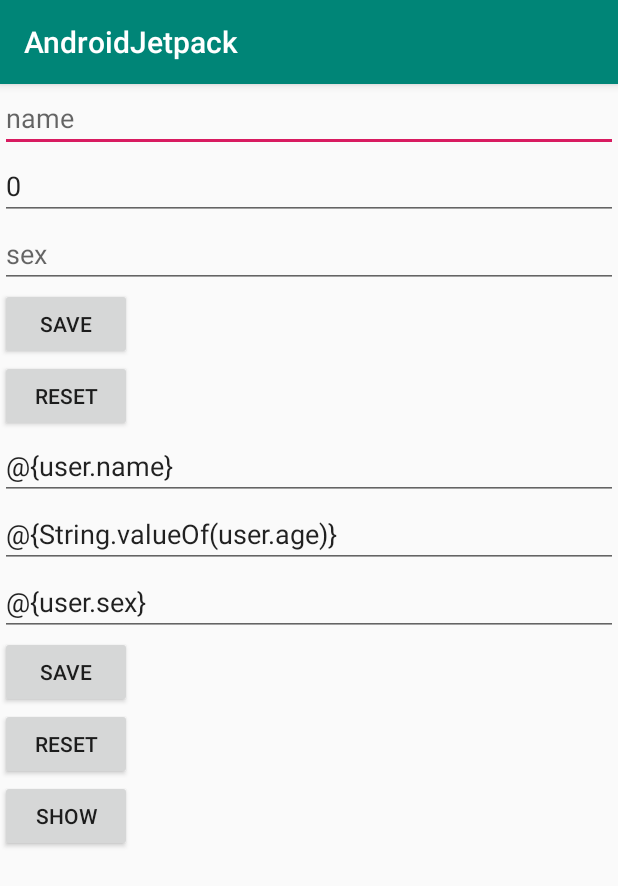
After one commit to huangyuanlove/JetpackSimple, an Android app: the ViewModelActivity screen opened directly, with no data from a screen before it, on a phone screen of 412 x 824 dp. The commit adds this screen. Shown: the top 886 px of the screen. Run offline under Robolectric (Android 15) with nearby library versions, the phone set to English and light mode, and no system bars; our stand-ins replace data binding.

```diff
--- a/app/build.gradle
+++ b/app/build.gradle
@@ -36,6 +36,8 @@ dependencies {
     implementation "androidx.room:room-runtime:2.1.0-beta01"
     annotationProcessor "androidx.room:room-compiler:2.1.0-beta01"
     androidTestImplementation "androidx.room:room-testing:2.1.0-beta01"
+    implementation 'androidx.lifecycle:lifecycle-extensions:2.0.0'
+    implementation "androidx.work:work-runtime:2.1.0-alpha02"
 
 
 }
--- a/app/src/main/AndroidManifest.xml
+++ b/app/src/main/AndroidManifest.xml
@@ -9,7 +9,9 @@
         android:roundIcon="@mipmap/ic_launcher_round"
         android:supportsRtl="true"
         android:theme="@style/AppTheme">
-        <activity android:name=".architecture.room.RoomActivity"></activity>
+        <activity android:name=".architecture.workmanager.WorkManagerActivity"></activity>
+        <activity android:name=".architecture.viewmodel.ViewModelActivity" />
+        <activity android:name=".architecture.room.RoomActivity" />
         <activity android:name=".architecture.navigation.NavigationActivity" />
         <activity android:name=".architecture.livedata.LiveDataActivity" />
         <activity android:name=".architecture.lifecycles.LifecycleObserverActivity" />
--- /dev/null
+++ b/app/src/main/java/com/huangyuanlove/androidjetpack/architecture/viewmodel/UserViewModel.java
@@ -0,0 +1,42 @@
+package com.huangyuanlove.androidjetpack.architecture.viewmodel;
+
+
+import android.app.Application;
+
+import androidx.annotation.NonNull;
+import androidx.lifecycle.AndroidViewModel;
+
+public class UserViewModel extends AndroidViewModel {
+    public UserViewModel(@NonNull Application application) {
+        super(application);
+    }
+
+    private String name;
+    private int age;
+    private String sex;
+
+
+    public String getName() {
+        return name;
+    }
+
+    public void setName(String name) {
+        this.name = name;
+    }
+
+    public int getAge() {
+        return age;
+    }
+
+    public void setAge(int age) {
+        this.age = age;
+    }
+
+    public String getSex() {
+        return sex;
+    }
+
+    public void setSex(String sex) {
+        this.sex = sex;
+    }
+}
--- /dev/null
+++ b/app/src/main/java/com/huangyuanlove/androidjetpack/architecture/viewmodel/ViewModelActivity.java
@@ -0,0 +1,86 @@
+package com.huangyuanlove.androidjetpack.architecture.viewmodel;
+
+import androidx.appcompat.app.AppCompatActivity;
+import androidx.databinding.DataBindingUtil;
+import androidx.fragment.app.Fragment;
+import androidx.fragment.app.FragmentManager;
+import androidx.fragment.app.FragmentPagerAdapter;
+import androidx.lifecycle.ViewModelProvider;
+import androidx.lifecycle.ViewModelProviders;
+import androidx.viewpager.widget.PagerAdapter;
+
+import android.os.Bundle;
+import android.view.View;
+import android.view.ViewGroup;
+
+import com.huangyuanlove.androidjetpack.R;
+import com.huangyuanlove.androidjetpack.architecture.navigation.FragmentA;
+import com.huangyuanlove.androidjetpack.architecture.navigation.FragmentB;
+import com.huangyuanlove.androidjetpack.databinding.ActivityViewModelBinding;
+
+import java.util.ArrayList;
+import java.util.List;
+
+public class ViewModelActivity extends AppCompatActivity {
+
+    ActivityViewModelBinding binding;
+    private UserViewModel userViewModel;
+    @Override
+    protected void onCreate(Bundle savedInstanceState) {
+        super.onCreate(savedInstanceState);
+        binding = DataBindingUtil.setContentView(this,R.layout.activity_view_model);
+        userViewModel = ViewModelProviders.of(this).get(UserViewModel.class);
+
+
+        binding.save.setOnClickListener(new View.OnClickListener() {
+            @Override
+            public void onClick(View v) {
+                userViewModel.setSex(binding.sex.getText().toString());
+                userViewModel.setName(binding.name.getText().toString());
+                userViewModel.setAge(Integer.valueOf(binding.age.getText().toString()));
+            }
+        });
+
+        binding.reset.setOnClickListener(new View.OnClickListener() {
+            @Override
+            public void onClick(View v) {
+                userViewModel.setAge(11);
+                userViewModel.setName("aa");
+                userViewModel.setSex("M");
+                binding.setUser(userViewModel);
+            }
+        });
+        binding.setUser(userViewModel);
+
+        ArrayList<Fragment> pages = new ArrayList<>();
+        pages.add(new ViewModelFragmentA());
+        pages.add(new ViewModelFragmentB());
+        PagerAdapter adapter=new ViewAdapter(getSupportFragmentManager(), pages);
+       binding.viewPager.setAdapter(adapter);
+
+    }
+
+    class ViewAdapter extends FragmentPagerAdapter {
+
+
+
+        private ArrayList<Fragment> list;
+        public ViewAdapter(FragmentManager fm,ArrayList<Fragment> list) {
+            super(fm);
+            this.list=list;
+        }
+
+        @Override
+        public Fragment getItem(int arg0) {
+            return list.get(arg0);
+        }
+
+        @Override
+        public int getCount() {
+            return list.size();
+        }
+
+
+
+    }
+}
--- /dev/null
+++ b/app/src/main/java/com/huangyuanlove/androidjetpack/architecture/viewmodel/ViewModelFragmentA.java
@@ -0,0 +1,79 @@
+package com.huangyuanlove.androidjetpack.architecture.viewmodel;
+
+import android.os.Bundle;
+import android.view.LayoutInflater;
+import android.view.View;
+import android.view.ViewGroup;
+import android.widget.EditText;
+
+import androidx.annotation.Nullable;
+import androidx.fragment.app.Fragment;
+import androidx.lifecycle.ViewModelProvider;
+import androidx.lifecycle.ViewModelProviders;
+
+import com.huangyuanlove.androidjetpack.R;
+
+
+public class ViewModelFragmentA extends Fragment implements View.OnClickListener {
+
+    private EditText name;
+    private EditText age;
+    private EditText sex;
+
+    private UserViewModel user;
+
+    public ViewModelFragmentA() {
+        // Required empty public constructor
+    }
+
+    @Override
+    public void onCreate(@Nullable Bundle savedInstanceState) {
+        super.onCreate(savedInstanceState);
+
+        user = ViewModelProviders.of(getActivity()).get(UserViewModel.class);
+    }
+
+    @Override
+    public View onCreateView(LayoutInflater inflater, ViewGroup container,
+                             Bundle savedInstanceState) {
+        // Inflate the layout for this fragment
+        View view = inflater.inflate(R.layout.fragment_view_model, container, false);
+        name = view.findViewById(R.id.name);
+        age = view.findViewById(R.id.age);
+        sex = view.findViewById(R.id.sex);
+
+        view.findViewById(R.id.save).setOnClickListener(this);
+        view.findViewById(R.id.reset).setOnClickListener(this);
+        view.findViewById(R.id.show).setOnClickListener(this);
+
+
+        return view;
+    }
+
+
+    private void show(){
+        sex.setText(user.getSex());
+        age.setText(String.valueOf(user.getAge()));
+        name.setText(user.getName());
+    }
+
+    @Override
+    public void onClick(View v) {
+        switch (v.getId()) {
+            case R.id.save:
+                user.setSex(sex.getText().toString());
+                user.setName(name.getText().toString());
+                user.setAge(Integer.valueOf(age.getText().toString()));
+                break;
+            case R.id.reset:
+                user.setAge(11);
+                user.setName("aa");
+                user.setSex("M");
+                break;
+            case R.id.show:
+                show();
+                break;
+        }
+
+    }
+}
--- /dev/null
+++ b/app/src/main/java/com/huangyuanlove/androidjetpack/architecture/viewmodel/ViewModelFragmentB.java
@@ -0,0 +1,75 @@
+package com.huangyuanlove.androidjetpack.architecture.viewmodel;
+
+import android.os.Bundle;
+import android.view.LayoutInflater;
+import android.view.View;
+import android.view.ViewGroup;
+import android.widget.EditText;
+
+import androidx.annotation.Nullable;
+import androidx.fragment.app.Fragment;
+import androidx.lifecycle.ViewModelProviders;
+
+import com.huangyuanlove.androidjetpack.R;
+
+
+public class ViewModelFragmentB extends Fragment implements View.OnClickListener {
+    private EditText name;
+    private EditText age;
+    private EditText sex;
+
+    private UserViewModel user;
+
+    public ViewModelFragmentB() {
+        // Required empty public constructor
+    }
+    @Override
+    public void onCreate(@Nullable Bundle savedInstanceState) {
+        super.onCreate(savedInstanceState);
+
+        user = ViewModelProviders.of(getActivity()).get(UserViewModel.class);
+    }
+
+
+    @Override
+    public View onCreateView(LayoutInflater inflater, ViewGroup container,
+                             Bundle savedInstanceState) {
+        // Inflate the layout for this fragment
+        View view = inflater.inflate(R.layout.fragment_view_model_fragment_b, container, false);
+        name = view.findViewById(R.id.name);
+        age = view.findViewById(R.id.age);
+        sex = view.findViewById(R.id.sex);
+
+        view.findViewById(R.id.save).setOnClickListener(this);
+        view.findViewById(R.id.reset).setOnClickListener(this);
+        view.findViewById(R.id.show).setOnClickListener(this);
+        return view;
+    }
+
+
+    private void show(){
+        sex.setText(user.getSex());
+        age.setText(String.valueOf(user.getAge()));
+        name.setText(user.getName());
+    }
+
+    @Override
+    public void onClick(View v) {
+        switch (v.getId()) {
+            case R.id.save:
+                user.setSex(sex.getText().toString());
+                user.setName(name.getText().toString());
+                user.setAge(Integer.valueOf(age.getText().toString()));
+                break;
+            case R.id.reset:
+                user.setAge(11);
+                user.setName("aa");
+                user.setSex("M");
+                break;
+            case R.id.show:
+                show();
+                break;
+        }
+
+    }
+}
--- /dev/null
+++ b/app/src/main/res/layout/activity_view_model.xml
@@ -0,0 +1,54 @@
+<?xml version="1.0" encoding="utf-8"?>
+<layout xmlns:android="http://schemas.android.com/apk/res/android"
+    xmlns:app="http://schemas.android.com/apk/res-auto">
+<data>
+    <variable
+        name="user"
+        type="com.huangyuanlove.androidjetpack.architecture.viewmodel.UserViewModel" />
+</data>
+    <LinearLayout xmlns:tools="http://schemas.android.com/tools"
+        android:layout_width="match_parent"
+        android:layout_height="match_parent"
+        android:orientation="vertical"
+        tools:context=".architecture.viewmodel.ViewModelActivity">
+
+        <EditText
+            android:text="@{user.name}"
+            android:id="@+id/name"
+            android:layout_width="match_parent"
+            android:layout_height="wrap_content"
+            android:hint="name" />
+
+        <EditText
+            android:text="@{String.valueOf(user.age)}"
+            android:id="@+id/age"
+            android:layout_width="match_parent"
+            android:layout_height="wrap_content"
+            android:hint="age" />
+
+        <EditText
+            android:text="@{user.sex}"
+            android:id="@+id/sex"
+            android:layout_width="match_parent"
+            android:layout_height="wrap_content"
+            android:hint="sex" />
+
+        <Button
+            android:id="@+id/save"
+            android:layout_width="wrap_content"
+            android:layout_height="wrap_content"
+            android:text="save" />
+        <Button
+            android:id="@+id/reset"
+            android:layout_width="wrap_content"
+            android:layout_height="wrap_content"
+            android:text="reset" />
+        <androidx.viewpager.widget.ViewPager
+            android:id="@+id/view_pager"
+            android:layout_width="match_parent"
+            android:layout_height="wrap_content">
+
+        </androidx.viewpager.widget.ViewPager>
+    </LinearLayout>
+
+</layout>
--- /dev/null
+++ b/app/src/main/res/layout/fragment_view_model.xml
@@ -0,0 +1,52 @@
+<?xml version="1.0" encoding="utf-8"?>
+<FrameLayout xmlns:android="http://schemas.android.com/apk/res/android"
+    xmlns:tools="http://schemas.android.com/tools"
+    android:layout_width="match_parent"
+    android:layout_height="match_parent"
+    tools:context=".architecture.viewmodel.ViewModelFragmentA">
+
+    <LinearLayout xmlns:tools="http://schemas.android.com/tools"
+        android:layout_width="match_parent"
+        android:layout_height="match_parent"
+        android:orientation="vertical"
+        tools:context=".architecture.viewmodel.ViewModelActivity">
+
+        <EditText
+            android:text="@{user.name}"
+            android:id="@+id/name"
+            android:layout_width="match_parent"
+            android:layout_height="wrap_content"
+            android:hint="name" />
+
+        <EditText
+            android:text="@{String.valueOf(user.age)}"
+            android:id="@+id/age"
+            android:layout_width="match_parent"
+            android:layout_height="wrap_content"
+            android:hint="age" />
+
+        <EditText
+            android:text="@{user.sex}"
+            android:id="@+id/sex"
+            android:layout_width="match_parent"
+            android:layout_height="wrap_content"
+            android:hint="sex" />
+
+        <Button
+            android:id="@+id/save"
+            android:layout_width="wrap_content"
+            android:layout_height="wrap_content"
+            android:text="save" />
+        <Button
+            android:id="@+id/reset"
+            android:layout_width="wrap_content"
+            android:layout_height="wrap_content"
+            android:text="reset" />
+        <Button
+            android:id="@+id/show"
+            android:text="show"
+            android:layout_width="wrap_content"
+            android:layout_height="wrap_content" />
+    </LinearLayout>
+
+</FrameLayout>
```
Also changed, not shown: app/src/main/java/com/huangyuanlove/androidjetpack/MainActivity.java (+34 -46 lines), app/src/main/java/com/huangyuanlove/androidjetpack/architecture/room/UserDao.java (+5 -5 lines), app/src/main/java/com/huangyuanlove/androidjetpack/architecture/workmanager/UploadWorker.java (added, +21 -0 lines), app/src/main/java/com/huangyuanlove/androidjetpack/architecture/workmanager/WorkManagerActivity.java (added, +23 -0 lines), app/src/main/res/layout/activity_main.xml (+40 -16 lines), app/src/main/res/layout/activity_work_manager.xml (added, +9 -0 lines), app/src/main/res/layout/fragment_view_model_fragment_b.xml (added, +52 -0 lines).
